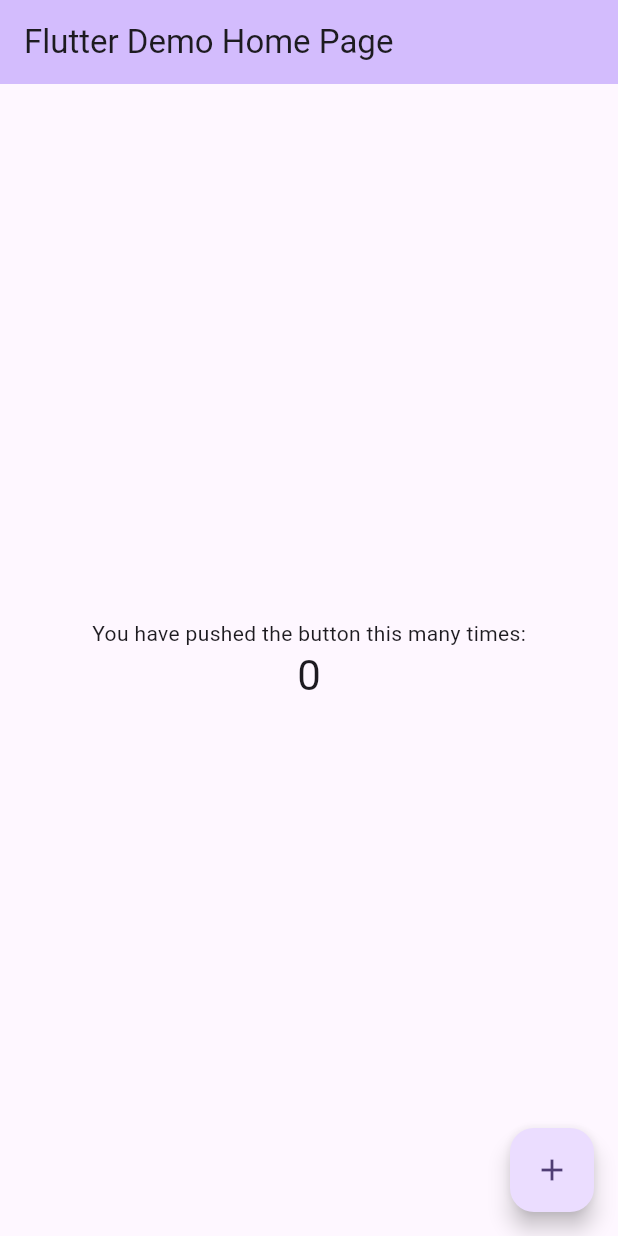
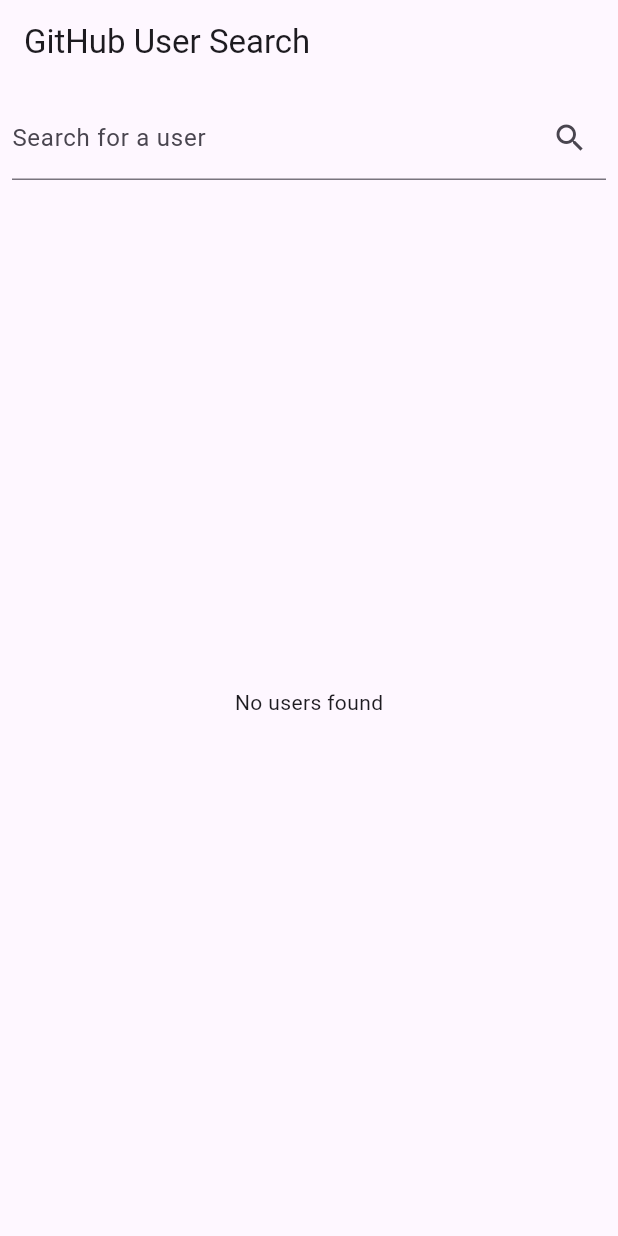
Before and after one commit to Abeli1995/flutter_search_git_hub_app, a Flutter app: the screen it shows after launch, on a phone screen of 412 x 824 dp. Run offline on Flutter 3.47's test engine with Material 3 defaults, Android fonts, the phone set to English and light mode, and no system bars.

Commit message:
feature: add search and repository screens

```diff
--- a/lib/main.dart
+++ b/lib/main.dart
@@ -1,68 +1,25 @@
 import 'package:flutter/material.dart';
+import 'package:flutter_git_hub_search_app/providers/user_provider.dart';
+import 'package:flutter_git_hub_search_app/screens/user_search_screen.dart';
+import 'package:provider/provider.dart';
 
 void main() {
-  runApp(const MyApp());
+  runApp(MyApp());
 }
 
 class MyApp extends StatelessWidget {
-  const MyApp({super.key});
-
   @override
   Widget build(BuildContext context) {
-    return MaterialApp(
-      title: 'Flutter Demo',
-      theme: ThemeData(
-        colorScheme: ColorScheme.fromSeed(seedColor: Colors.deepPurple),
-        useMaterial3: true,
-      ),
-      home: const MyHomePage(title: 'Flutter Demo Home Page'),
-    );
-  }
-}
-
-class MyHomePage extends StatefulWidget {
-  const MyHomePage({super.key, required this.title});
-
-  final String title;
-
-  @override
-  State<MyHomePage> createState() => _MyHomePageState();
-}
-
-class _MyHomePageState extends State<MyHomePage> {
-  int _counter = 0;
-
-  void _incrementCounter() {
-    setState(() {
-      _counter++;
-    });
-  }
-
-  @override
-  Widget build(BuildContext context) {
-    return Scaffold(
-      appBar: AppBar(
-        backgroundColor: Theme.of(context).colorScheme.inversePrimary,
-        title: Text(widget.title),
-      ),
-      body: Center(
-        child: Column(
-          mainAxisAlignment: MainAxisAlignment.center,
-          children: <Widget>[
-            const Text(
-              'You have pushed the button this many times:',
-            ),
-            Text(
-              '$_counter',
-              style: Theme.of(context).textTheme.headlineMedium,
-            ),
-          ],
+    return MultiProvider(
+      providers: [
+        ChangeNotifierProvider(create: (_) => UserProvider()),
+      ],
+      child: MaterialApp(
+        title: 'GitHub User Search',
+        theme: ThemeData(
+          primarySwatch: Colors.blue,
         ),
-      ),
-      floatingActionButton: FloatingActionButton(
-        onPressed: _incrementCounter,
-        tooltip: 'Increment',
-        child: const Icon(Icons.add),
+        home: UserSearchScreen(),
       ),
     );
   }
--- /dev/null
+++ b/lib/screens/user_search_screen.dart
@@ -0,0 +1,102 @@
+import 'package:flutter/material.dart';
+import 'package:flutter_git_hub_search_app/screens/user_repositories_screen.dart';
+import 'package:provider/provider.dart';
+import '../providers/user_provider.dart';
+
+class UserSearchScreen extends StatefulWidget {
+  @override
+  _UserSearchScreenState createState() => _UserSearchScreenState();
+}
+
+class _UserSearchScreenState extends State<UserSearchScreen> {
+  final TextEditingController _controller = TextEditingController();
+
+  @override
+  Widget build(BuildContext context) {
+    final userProvider = Provider.of<UserProvider>(context);
+
+    return Scaffold(
+      appBar: AppBar(
+        title: const Text('GitHub User Search'),
+      ),
+      body: Padding(
+        padding: const EdgeInsets.all(8.0),
+        child: Column(
+          children: [
+            TextField(
+              controller: _controller,
+              decoration: InputDecoration(
+                labelText: 'Search for a user',
+                suffixIcon: IconButton(
+                  icon: const Icon(Icons.search),
+                  onPressed: () {
+                    userProvider.searchUsers(_controller.text);
+                  },
+                ),
+              ),
+            ),
+            Expanded(
+              child: Consumer<UserProvider>(
+                builder: (context, userProvider, child) {
+                  if (userProvider.users.isEmpty) {
+                    return const Center(
+                      child: Text('No users found'),
+                    );
+                  }
+                  return ListView.builder(
+                    itemCount: userProvider.users.length,
+                    itemBuilder: (context, index) {
+                      final user = userProvider.users[index];
+                      return FutureBuilder<int>(
+                        future:
+                            userProvider.fetchFollowersCount(user.followersUrl),
+                        builder: (context, snapshot) {
+                          if (!snapshot.hasData) {
+                            return ListTile(
+                              leading: CircleAvatar(
+                                backgroundImage: NetworkImage(user.avatarUrl),
+                              ),
+                              title: Text(user.login),
+                              subtitle: Text('Loading followers... '),
+                              onTap: () {
+                                Navigator.push(
+                                  context,
+                                  MaterialPageRoute(
+                                    builder: (context) =>
+                                        UserRepositoriesScreen(
+                                            username: user.login),
+                                  ),
+                                );
+                              },
+                            );
+                          }
+
+                          return ListTile(
+                            leading: CircleAvatar(
+                              backgroundImage: NetworkImage(user.avatarUrl),
+                            ),
+                            title: Text(user.login),
+                            subtitle: Text('Followers: ${snapshot.data}'),
+                            onTap: () {
+                              Navigator.push(
+                                context,
+                                MaterialPageRoute(
+                                  builder: (context) => UserRepositoriesScreen(
+                                      username: user.login),
+                                ),
+                              );
+                            },
+                          );
+                        },
+                      );
+                    },
+                  );
+                },
+              ),
+            ),
+          ],
+        ),
+      ),
+    );
+  }
+}
```
Also changed, not shown: lib/screens/user_repositories_screen.dart (added, +60 -0 lines).
